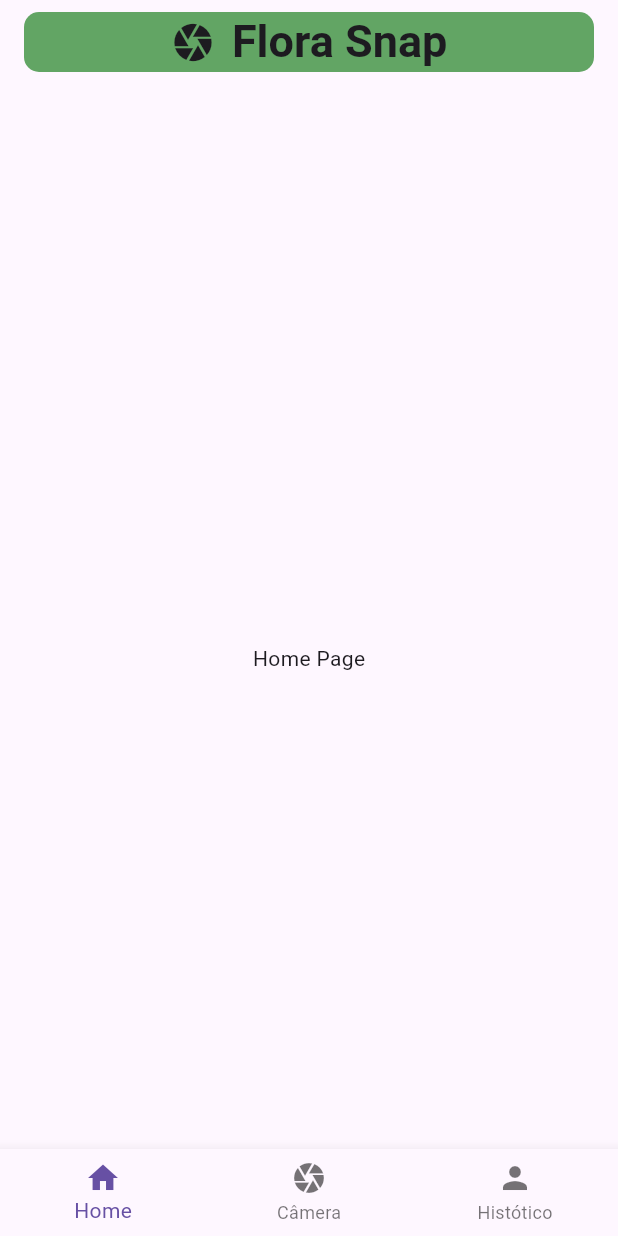
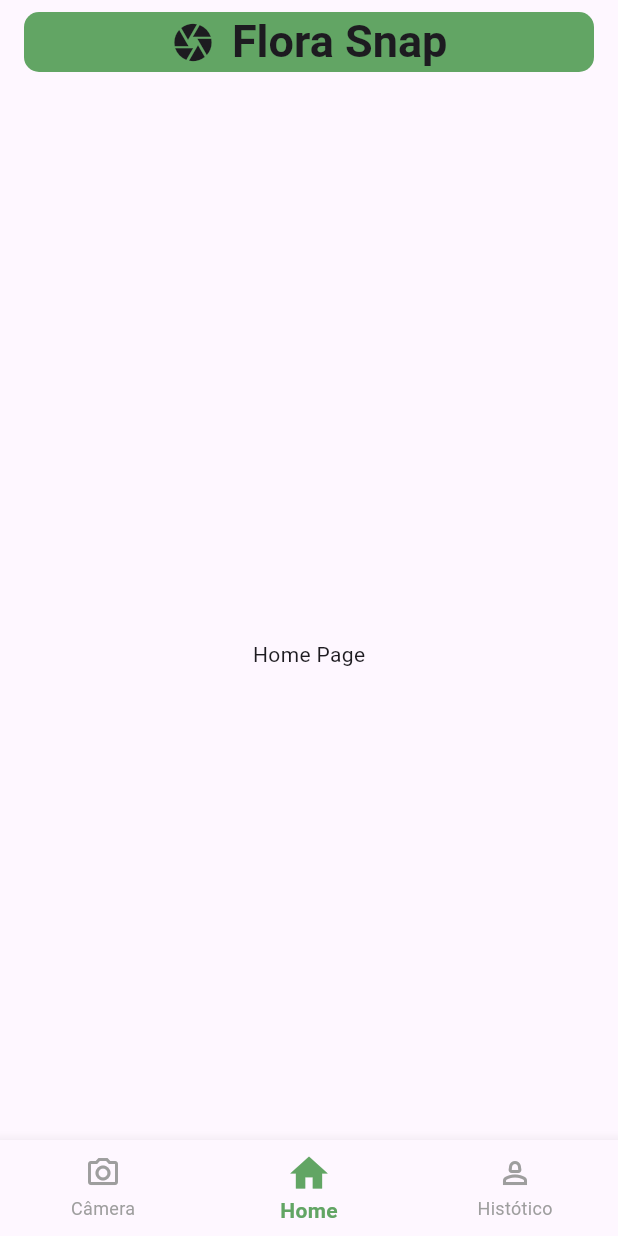
Before and after one commit to Rysgothal/flora_snap, a Flutter app: the screen it shows after launch, on a phone screen of 412 x 824 dp. Run offline on Flutter 3.47's test engine with Material 3 defaults, Android fonts, the phone set to English and light mode, and no system bars.

Commit message:
feat: Montando a tela de Câmera

```diff
--- /dev/null
+++ b/lib/helpers/itens_navigation_bar.dart
@@ -0,0 +1,21 @@
+import 'package:flutter/material.dart';
+
+List<BottomNavigationBarItem> buildBottomNavigationBarItems() {
+  return const [
+    BottomNavigationBarItem(
+      icon: Icon(Icons.camera_alt_outlined),
+      activeIcon: Icon(Icons.camera_alt),
+      label: 'Câmera'
+    ),
+
+    BottomNavigationBarItem(
+      icon: Icon(Icons.home_outlined),
+      activeIcon: Icon(Icons.home_sharp),
+      label: 'Home'),
+
+    BottomNavigationBarItem(
+      icon: Icon(Icons.person_2_outlined),
+      activeIcon: Icon(Icons.person_2),
+      label: 'Histótico'),
+  ];
+}
--- a/lib/view/main.dart
+++ b/lib/main.dart
@@ -1,4 +1,4 @@
-import 'package:flora_snap/view/main_page.dart';
+import 'package:flora_snap/main_page.dart';
 import 'package:flutter/material.dart';
 
 void main() {
--- a/lib/view/main_page.dart
+++ b/lib/main_page.dart
@@ -1,4 +1,4 @@
-import 'package:flora_snap/view/home_page.dart';
+import 'package:flora_snap/principal_page.dart';
 import 'package:flutter/material.dart';
 
 class MainPage extends StatelessWidget {
@@ -31,7 +31,7 @@ class MainPage extends StatelessWidget {
             ),
           ),
           ),
-        body: const HomePage(),
+        body: const PrincipalPage(),
         ),
       );
   }
--- /dev/null
+++ b/lib/pages/home_page.dart
@@ -0,0 +1,12 @@
+import 'package:flutter/material.dart';
+
+class HomePage extends StatelessWidget {
+  const HomePage({super.key});
+
+  @override
+  Widget build(BuildContext context) {
+    return const Center(
+      child: Text('Home Page'),
+    );
+  }
+}
--- /dev/null
+++ b/lib/principal_page.dart
@@ -0,0 +1,45 @@
+
+import 'package:flora_snap/pages/camera_page.dart';
+import 'package:flora_snap/helpers/itens_navigation_bar.dart';
+import 'package:flora_snap/pages/home_page.dart';
+import 'package:flutter/material.dart';
+
+class PrincipalPage extends StatefulWidget {
+  const PrincipalPage({super.key});
+
+  @override
+  State<PrincipalPage> createState() => _PrincipalPageState();
+}
+
+class _PrincipalPageState extends State<PrincipalPage> {
+  int _currentIndex = 1;
+
+  static const List<Widget> _pages = <Widget>[
+    CameraPage(),
+    HomePage(),
+    Center(child: Text('Histórico Page')),
+  ];
+
+
+  @override
+  Widget build(BuildContext context) {
+    return Scaffold(
+      appBar: AppBar(),
+      body: _pages.elementAt(_currentIndex),
+      bottomNavigationBar: BottomNavigationBar(
+        selectedItemColor: const Color.fromARGB(255, 98, 165, 100),
+        selectedIconTheme: const IconThemeData(size: 30),
+        unselectedItemColor: Colors.grey,
+        selectedLabelStyle: const TextStyle(fontWeight: FontWeight.bold),
+        unselectedLabelStyle: const TextStyle(fontWeight: FontWeight.normal),
+        currentIndex: _currentIndex,
+        onTap: (value) {
+          setState(() {
+            _currentIndex = value;
+          });
+        },
+        items: buildBottomNavigationBarItems(),
+      ),
+    );
+  }
+}
--- a/lib/view/home_page.dart
+++ /dev/null
@@ -1,40 +0,0 @@
-import 'package:flutter/material.dart';
-
-class HomePage extends StatefulWidget {
-  const HomePage({super.key});
-
-  @override
-  State<HomePage> createState() => _HomePageState();
-}
-
-class _HomePageState extends State<HomePage> {
-  int _currentIndex = 0;
-
-  static const List<Widget> _pages = <Widget>[
-    Center(child: Text('Home Page')),
-    Center(child: Text('Câmera Page')),
-    Center(child: Text('Histórico Page')),
-  ];
-
-
-  @override
-  Widget build(BuildContext context) {
-    return Scaffold(
-      appBar: AppBar(),
-      body: _pages.elementAt(_currentIndex),
-      bottomNavigationBar: BottomNavigationBar(
-        currentIndex: _currentIndex,
-        onTap: (value) {
-          setState(() {
-            _currentIndex = value;
-          });
-        },
-        items: const [
-          BottomNavigationBarItem(icon: Icon(Icons.home), label: 'Home'),
-          BottomNavigationBarItem(icon: Icon(Icons.camera), label: 'Câmera'),
-          BottomNavigationBarItem(icon: Icon(Icons.person), label: 'Histótico'),
-        ]
-      ),
-    );
-  }
-}
```
Also changed, not shown: lib/pages/camera_page.dart (added, +62 -0 lines).
